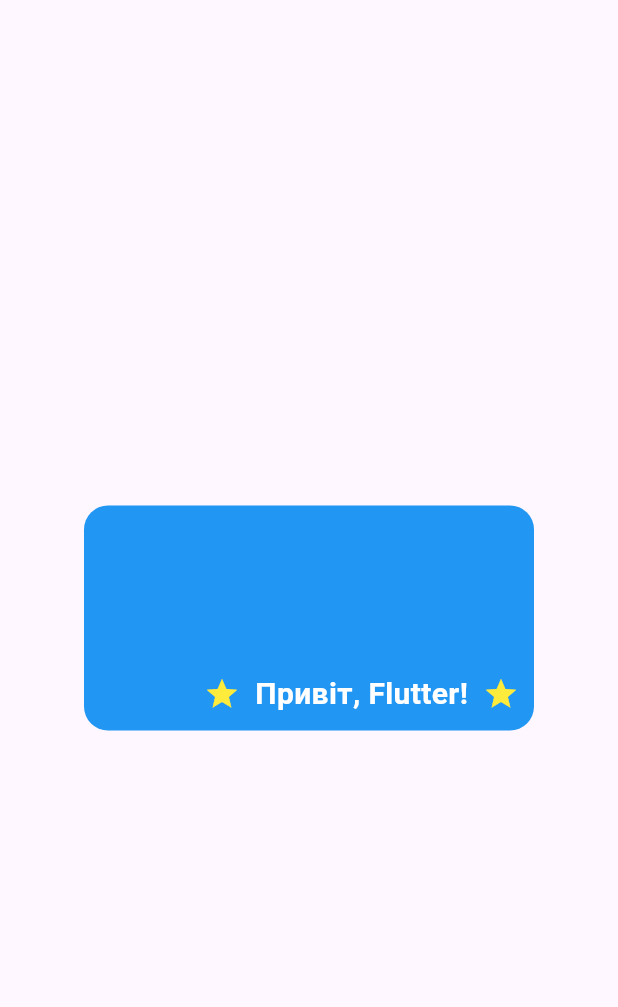
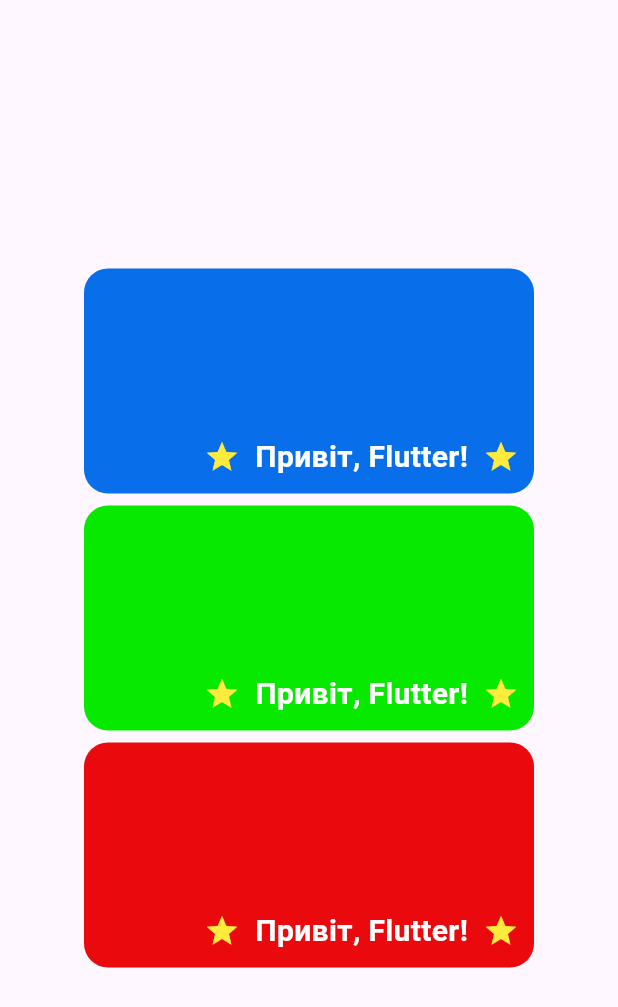
Before and after one commit to bastqq/flutter_homework, a Flutter app: the screen it shows after launch, on a phone screen of 412 x 824 dp. Shown: the top 1007 px of the screen. Run offline on Flutter 3.47's test engine with Material 3 defaults, Android fonts, the phone set to English and light mode, and no system bars.

Commit message:
feat-FLAB-11-widgets-p1 hw part 3
Co-authored-by: Copilot <copilot@github.com>

```diff
--- a/lib/lesson_11/main.dart
+++ b/lib/lesson_11/main.dart
@@ -31,10 +31,14 @@ class _MyHomePageState extends State<MyHomePage> {
   Widget build(BuildContext context) {
     return Scaffold(
       body: Center(
-        child: Container(
+        child: Column(
+          spacing: 8,
+          mainAxisAlignment: MainAxisAlignment.center,
+          children: [
+            Container(
               decoration: BoxDecoration(
                 borderRadius: BorderRadius.circular(16),
-            color: Colors.blue,
+                color: Color.fromRGBO(9, 110, 234, 1),
               ),
               width: 300,
               height: 150,
@@ -61,6 +65,68 @@ class _MyHomePageState extends State<MyHomePage> {
                 ),
               ),
             ),
+            Container(
+              decoration: BoxDecoration(
+                borderRadius: BorderRadius.circular(16),
+                color: const Color.fromRGBO(8, 233, 0, 1),
+              ),
+              width: 300,
+              height: 150,
+              child: Align(
+                alignment: Alignment.bottomRight,
+                child: Padding(
+                  padding: const EdgeInsets.only(right: 10, bottom: 10),
+                  child: Row(
+                    mainAxisAlignment: MainAxisAlignment.end,
+                    spacing: 10,
+                    children: [
+                      Icon(Icons.star, color: Colors.yellow),
+                      Text(
+                        'Привіт, Flutter!',
+                        style: TextStyle(
+                          color: Colors.white,
+                          fontSize: 20,
+                          fontWeight: FontWeight.bold,
+                        ),
+                      ),
+                      Icon(Icons.star, color: Colors.yellow),
+                    ],
+                  ),
+                ),
+              ),
+            ),
+            Container(
+              decoration: BoxDecoration(
+                borderRadius: BorderRadius.circular(16),
+                color: const Color.fromRGBO(234, 9, 12, 1),
+              ),
+              width: 300,
+              height: 150,
+              child: Align(
+                alignment: Alignment.bottomRight,
+                child: Padding(
+                  padding: const EdgeInsets.only(right: 10, bottom: 10),
+                  child: Row(
+                    mainAxisAlignment: MainAxisAlignment.end,
+                    spacing: 10,
+                    children: [
+                      Icon(Icons.star, color: Colors.yellow),
+                      Text(
+                        'Привіт, Flutter!',
+                        style: TextStyle(
+                          color: Colors.white,
+                          fontSize: 20,
+                          fontWeight: FontWeight.bold,
+                        ),
+                      ),
+                      Icon(Icons.star, color: Colors.yellow),
+                    ],
+                  ),
+                ),
+              ),
+            ),
+          ],
+        ),
       ),
     );
   }
```
Lines whose indentation alone changed are shown as unchanged.
